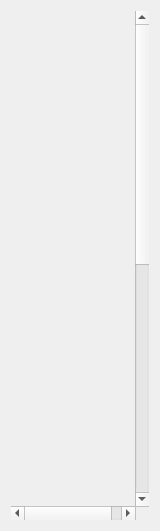
Before: the Qt Designer form forms/PreviewPanel.ui in LuminanceHDR/LuminanceHDR, drawn with Qt 5.
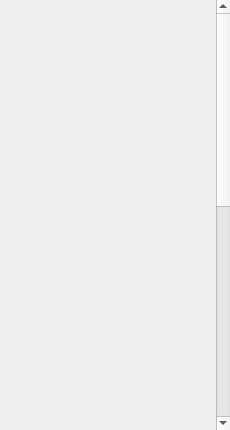
After: the same form once the commit is applied.

Commit message: [UI] - the preview panel has no more horizontal scroll bars - slight changes to preferences dialog for

The edit to the form file:
```diff
--- a/forms/PreviewPanel.ui
+++ b/forms/PreviewPanel.ui
@@ -6,38 +6,32 @@
    <rect>
     <x>0</x>
     <y>0</y>
-    <width>160</width>
-    <height>531</height>
+    <width>230</width>
+    <height>430</height>
    </rect>
   </property>
   <property name="sizePolicy">
-   <sizepolicy hsizetype="Fixed" vsizetype="Preferred">
+   <sizepolicy hsizetype="Minimum" vsizetype="Preferred">
     <horstretch>0</horstretch>
     <verstretch>0</verstretch>
    </sizepolicy>
   </property>
-  <property name="minimumSize">
-   <size>
-    <width>160</width>
-    <height>530</height>
-   </size>
-  </property>
-  <property name="maximumSize">
-   <size>
-    <width>160</width>
-    <height>16777215</height>
-   </size>
-  </property>
   <property name="windowTitle">
    <string>Form</string>
   </property>
   <layout class="QGridLayout" name="gridLayout">
+   <property name="margin">
+    <number>0</number>
+   </property>
+   <property name="spacing">
+    <number>0</number>
+   </property>
    <item row="0" column="0">
     <widget class="QScrollArea" name="scrollArea">
-     <property name="maximumSize">
+     <property name="minimumSize">
       <size>
-       <width>160</width>
-       <height>16777215</height>
+       <width>120</width>
+       <height>0</height>
       </size>
      </property>
      <property name="frameShape">
@@ -46,25 +40,40 @@
      <property name="frameShadow">
       <enum>QFrame::Plain</enum>
      </property>
+     <property name="verticalScrollBarPolicy">
+      <enum>Qt::ScrollBarAlwaysOn</enum>
+     </property>
+     <property name="horizontalScrollBarPolicy">
+      <enum>Qt::ScrollBarAlwaysOff</enum>
+     </property>
      <property name="widgetResizable">
       <bool>true</bool>
      </property>
+     <property name="alignment">
+      <set>Qt::AlignCenter</set>
+     </property>
      <widget class="QWidget" name="scrollAreaWidgetContents">
       <property name="geometry">
        <rect>
         <x>0</x>
         <y>0</y>
-        <width>146</width>
-        <height>1006</height>
+        <width>214</width>
+        <height>950</height>
        </rect>
       </property>
-      <property name="maximumSize">
+      <property name="minimumSize">
        <size>
-        <width>160</width>
-        <height>16777215</height>
+        <width>120</width>
+        <height>0</height>
        </size>
       </property>
       <layout class="QGridLayout" name="gridLayout_2">
+       <property name="horizontalSpacing">
+        <number>0</number>
+       </property>
+       <property name="margin">
+        <number>0</number>
+       </property>
        <item row="0" column="0">
         <layout class="QVBoxLayout" name="verticalLayout">
          <item>
```
The commit also changes 4 other files.
